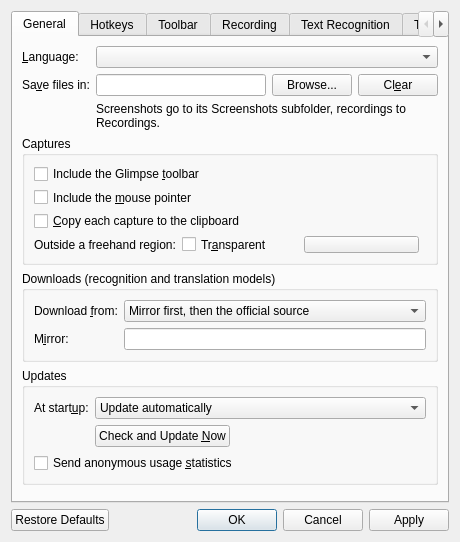
Qt form src/settings/SettingsDialog.ui (ChickenSeller/glimpse) before a commit.
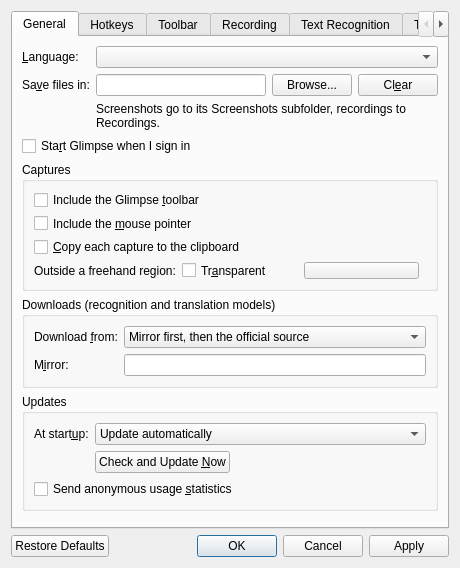
The same form after that commit. Custom widgets are drawn as their Qt base class.

Commit message:
Add an option to start Glimpse at sign-in
Settings > General can start Glimpse when the user signs in: a Run value
in HKCU on Windows, ~/.config/autostart/glimpse.desktop on Linux (the
state is read from there, not kept in Glimpse's settings). Started that
way (--autostart), Glimpse waits in the tray instead of showing the
toolbar. Each start points the entry at the running copy, in case it was
moved.

What changed in the file:
```diff
--- a/src/settings/SettingsDialog.ui
+++ b/src/settings/SettingsDialog.ui
@@ -83,6 +83,16 @@
            </property>
           </widget>
          </item>
+         <item row="3" column="0" colspan="2">
+          <widget class="QCheckBox" name="autostartCheck">
+           <property name="text">
+            <string>Sta&amp;rt Glimpse when I sign in</string>
+           </property>
+           <property name="toolTip">
+            <string>Glimpse then waits in the notification area.</string>
+           </property>
+          </widget>
+         </item>
         </layout>
        </item>
        <item>
```
The commit also changes 7 other files.
